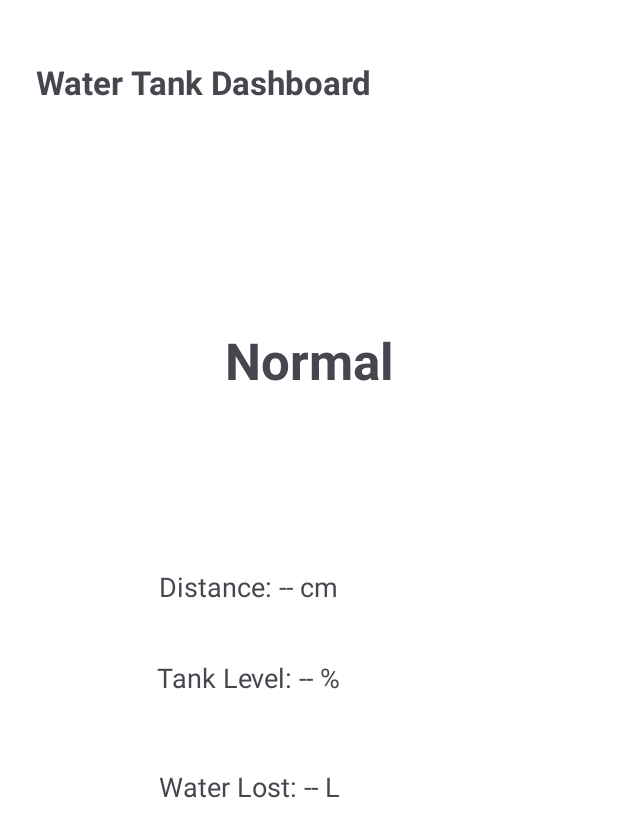
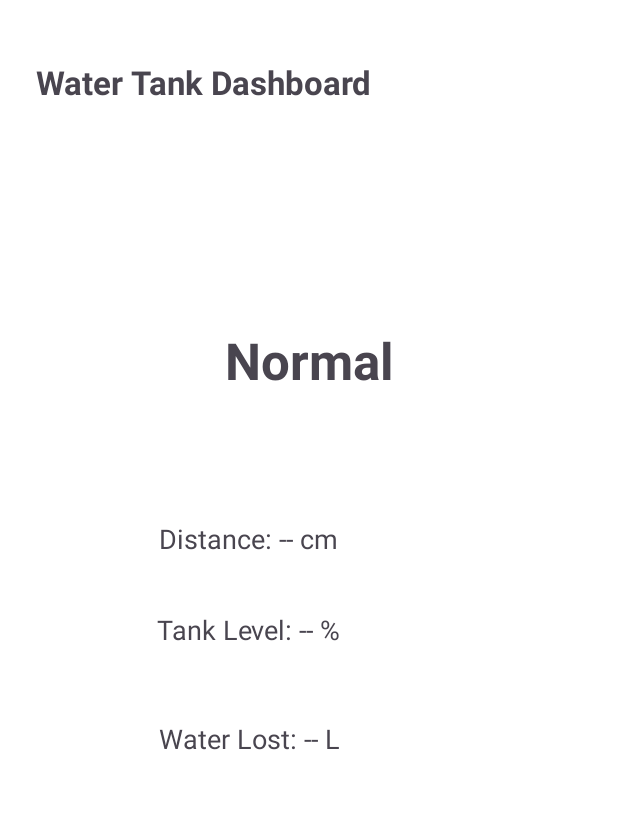
Before and after one commit to SenpaiPoro/WaterLeakage, an Android app: the screen it shows after launch (MainActivity), on a phone screen of 412 x 824 dp. Shown: the top 837 px of the screen. Run offline under Robolectric (Android 15) with nearby library versions, the light colour scheme and no system bars; our stand-ins replace Firebase (no records; nobody signed in at launch, a user with empty details on screens opened directly).

Commit message:
chane something

```diff
--- a/app/src/main/res/layout/activity_main.xml
+++ b/app/src/main/res/layout/activity_main.xml
@@ -38,7 +38,7 @@
         android:id="@+id/tvDistance"
         android:layout_width="wrap_content"
         android:layout_height="wrap_content"
-        android:layout_marginTop="116dp"
+        android:layout_marginTop="84dp"
         android:text="Distance: -- cm"
         android:textSize="18sp"
         app:layout_constraintStart_toStartOf="@+id/status"
```
